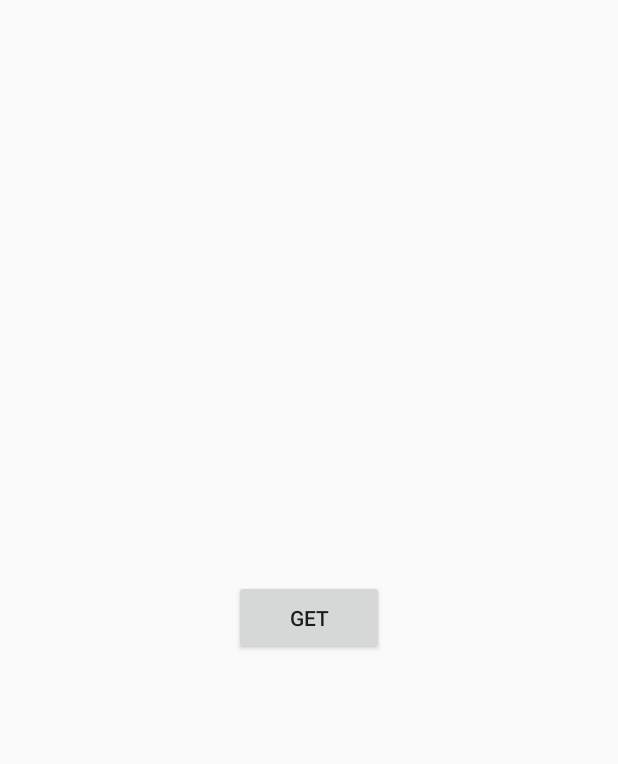
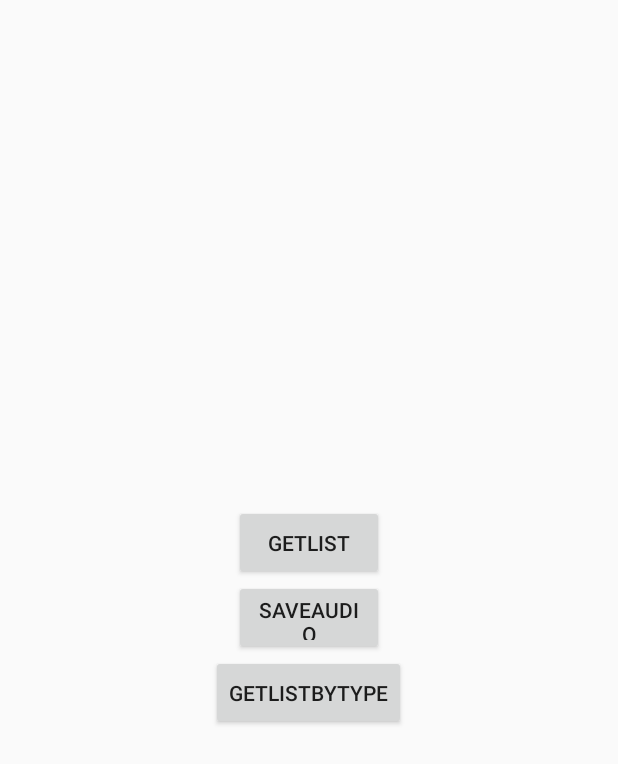
Before and after one commit to biplane1989/AudioCutter, an Android app: the layout main_screen.xml on its own in the app's theme, with its tools: preview values and no code run, on a phone screen of 412 x 824 dp. Shown: the top 764 px of the screen. Run offline under Robolectric (Android 15) with nearby library versions, the light colour scheme and no system bars.

Commit message:
NMCode_AudioFileManagerImpl/10:9:2020  10:15/ edit getUriByFile

```diff
--- a/app/src/main/java/com/example/audiocutter/core/ManagerFactory.kt
+++ b/app/src/main/java/com/example/audiocutter/core/ManagerFactory.kt
@@ -1,6 +1,7 @@
 package com.example.audiocutter.core
 
 import android.content.Context
+import com.example.audiocutter.core.audioManager.AudioFileManagerImpl
 import com.example.audiocutter.core.audioplayer.AudioPlayerImpl
 import com.example.audiocutter.core.manager.AudioCutter
 import com.example.audiocutter.core.manager.AudioFileManager
--- a/app/src/main/res/layout/main_screen.xml
+++ b/app/src/main/res/layout/main_screen.xml
@@ -9,6 +9,17 @@
         android:id="@+id/bt_getlist"
         android:layout_width="100dp"
         android:layout_height="50dp"
-        android:text="get" />
+        android:text="getlist" />
+    <Button
+        android:id="@+id/bt_save"
+        android:layout_width="100dp"
+        android:layout_height="50dp"
+        android:text="saveAudio" />
+
+    <Button
+        android:id="@+id/bt_getlistbytype"
+        android:layout_width="wrap_content"
+        android:layout_height="50dp"
+        android:text="getListByType" />
 
 </LinearLayout>
```
Also changed, not shown: app/src/main/java/com/example/audiocutter/core/audioManager/AudioFileManagerImpl.kt (+52 -21 lines).
